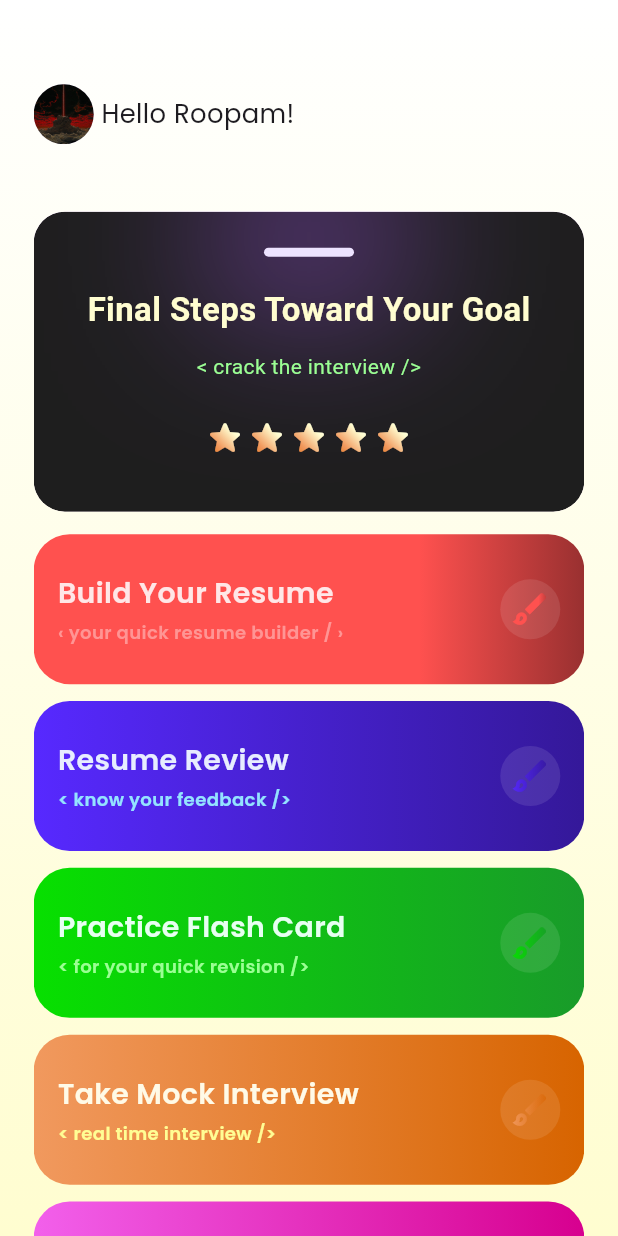
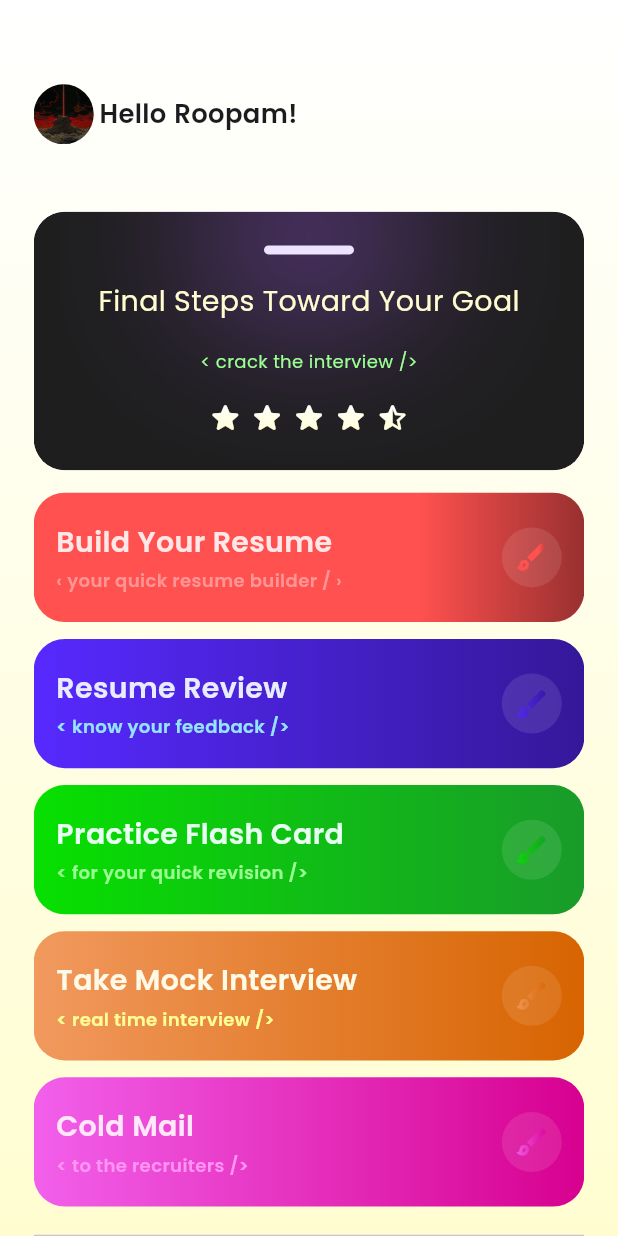
Before and after one commit to Redvey/InterView, a Flutter app: the screen it shows after launch, on a phone screen of 412 x 824 dp. Run offline on Flutter 3.47's test engine with Material 3 defaults, Android fonts, the phone set to English and light mode, and no system bars; our stand-ins replace file_picker, flutter_screenutil, go_router, smooth_page_indicator; missing offline and left inert: blobs.

Commit message:
12:refactor: replaced all hardcoded values in Home Screens and widgets with AppSizes and theme constants for better scalability and responsiveness

```diff
--- a/lib/app/themes/text_styles.dart
+++ b/lib/app/themes/text_styles.dart
@@ -28,7 +28,7 @@ class AppTextStyles {
   static final welcome = TextStyle(
     fontFamily: AppFonts.poppins,
     fontSize: AppSizes.fontSizeMd,
-    fontWeight: FontWeight.w400,
+    fontWeight: FontWeight.w600,
   );
 
   static final featureTitle = TextStyle(
@@ -65,6 +65,18 @@ class AppTextStyles {
     fontWeight: FontWeight.w400,
     color: AppColors.blackLight,
   );
+  static final welcomeCardFinal = TextStyle(
+    color: AppColors.backgroundYellow,
+    fontFamily: AppFonts.poppins,
+    fontSize: AppSizes.fontSizeLg,
+    fontWeight: FontWeight.w400,
+  );
+  static final crackIt = TextStyle(
+    color: AppColors.textGreen,
+    fontFamily: AppFonts.poppins,
+    fontSize: AppSizes.fontSizeSm,
+    fontWeight: FontWeight.w400,
+  );
 
 
 
--- a/lib/core/constants/colors.dart
+++ b/lib/core/constants/colors.dart
@@ -6,6 +6,7 @@ class AppColors{
   //background
   static const backgroundYellow = Color(0xFFFFFDD0);
   static const backgroundWhite = Color(0xFFFFFFFF);
+  static final cardOverlay = backgroundWhite.withAlpha(26);
   static const backgroundRed = Color(0xFF993030);
   static const backgroundRedPink = Color(0xFFFF514F);
   static const backgroundBlue = Color(0xFF341899);
@@ -19,6 +20,7 @@ class AppColors{
 
   //widget background
   static const purple = Color(0xFFB05CFF);
+  static final purpleOverlay = purple.withAlpha(107);
   static const purpleLight = Color(0xFFE8D0FF);
 
   // Gradient background
--- a/lib/core/constants/sizes.dart
+++ b/lib/core/constants/sizes.dart
@@ -1,3 +1,5 @@
+
+
 import 'package:flutter_screenutil/flutter_screenutil.dart';
 
 class AppSizes {
@@ -5,6 +7,20 @@ class AppSizes {
   static double md = 16.w;
   static double lg = 24.w;
   static double xl = 60.w;
+
+  //icons size
+  static double star = 28.sp;
+
+  //blur radius & spread radius
+  static double welcomeBlur = 40;
+  static double welcomeSpread = 2;
+  static double glowBlur = 100;
+  static double glowSpread = 25;
+
+  //glow bar sizes
+  static double glowH = 6;
+  static double glowW = 60;
+  static double glowB = 3;
 
   // Font sizes
   static double fontSizeSs = 12.sp;
@@ -23,11 +39,17 @@ class AppSizes {
   // Image sizes
   static double imageThumbSize = 80.w;
 
+  //off sets
+  static final double shadowOffsetY = -10.0.h;
+  static final double zero = 0.h;
+
+
   // Spacing
   static double defaultSpace = 12.w;
   static double spaceBtwItems = 16.w;
   static double spaceBtwFields = 20.w;
   static double spaceBtwSections = 48.w;
+  static double headSubhead = 4.w;
 
   // Border radius
   static double borderRadiusSm = 4.r;
@@ -45,4 +67,12 @@ class AppSizes {
   // Input field
   static double inputFieldRadius = 12.r;
   static double spaceBtwInputFields = 16.h;
+
+  //welcome card
+  static double adCard = 200.h;
+  static double featureCard = 100.h;
+
+  // Star Rating
+  static double starSpacing = 4.w;
+  static int maxStars = 5;
 }
--- a/lib/core/constants/strings.dart
+++ b/lib/core/constants/strings.dart
@@ -3,6 +3,7 @@ class AppStrings {
   static const name = "Roopam!";
 
   static const crackIt = "< crack the interview />";
+  static const finalSteps = "Final Steps Toward Your Goal";
 
   //Card-Text
   static const buildYourResumeTitle = "Build Your Resume";
--- a/lib/features/home/screens/home_screen.dart
+++ b/lib/features/home/screens/home_screen.dart
@@ -88,23 +88,14 @@ class HomeScreen extends StatelessWidget {
                   colorBg: AppColors.textPurple,
                 ),
 
-                // Pagination Dots
-                Row(
-                  mainAxisAlignment: MainAxisAlignment.center,
-                  children: List.generate(
-                    3,
-                    (_) => const Padding(
-                      padding: EdgeInsets.symmetric(horizontal: 4),
-                      child: CircleAvatar(radius: 5),
-                    ),
-                  ),
-                ),
+                //Ads
+                Divider(),
 
                  SizedBox(height: AppSizes.defaultSpace),
 
                 // Google Ad Container
                 Container(
-                  height: 200,
+                  height: AppSizes.adCard,
                   width: double.infinity,
                   decoration: BoxDecoration(
                     borderRadius: BorderRadius.circular(
--- a/lib/features/home/widgets/feature_container.dart
+++ b/lib/features/home/widgets/feature_container.dart
@@ -1,4 +1,6 @@
 import 'package:flutter/material.dart';
+import 'package:interview/core/constants/colors.dart';
+import 'package:interview/core/constants/sizes.dart';
 import '../../../app/themes/text_styles.dart';
 
 class FeatureContainer extends StatelessWidget {
@@ -23,13 +25,13 @@ class FeatureContainer extends StatelessWidget {
   Widget build(BuildContext context) {
     return Container(
       decoration: BoxDecoration(
-        borderRadius: BorderRadius.circular(24),
+        borderRadius: BorderRadius.circular(AppSizes.borderRadiusLg),
         gradient: gradient,
       ),
-      height: 100,
+      height: AppSizes.featureCard,
       width: double.infinity,
       child: Padding(
-        padding: const EdgeInsets.all(16.0),
+        padding:  EdgeInsets.all(AppSizes.md),
         child: Row(
           mainAxisAlignment: MainAxisAlignment.spaceBetween,
           children: [
@@ -39,19 +41,19 @@ class FeatureContainer extends StatelessWidget {
               mainAxisAlignment: MainAxisAlignment.center,
               children: [
                 Text(title, style: AppTextStyles.heading(color: color)),
-                const SizedBox(height: 4),
+                 SizedBox(height: AppSizes.headSubhead),
                 Text(subTitle, style: AppTextStyles.subheading(color: colorBg)),
               ],
             ),
             // Icon
             CircleAvatar(
-              backgroundColor: Colors.white.withAlpha(26),
+              backgroundColor: AppColors.cardOverlay,
               child: ShaderMask(
                 shaderCallback: (bounds) => gradient.createShader(bounds),
                 child: Icon(
                   icon,
-                  size: 28,
-                  color: Colors.white,
+                  size: AppSizes.star,
+                  color: AppColors.backgroundWhite,
                 ),
               ),
             ),
--- a/lib/features/home/widgets/star_rating.dart
+++ b/lib/features/home/widgets/star_rating.dart
@@ -0,0 +1,44 @@
+import 'package:flutter/material.dart';
+import 'package:interview/core/constants/colors.dart';
+import 'package:interview/core/constants/sizes.dart';
+
+Widget buildStarRating({
+  double? rating,
+  double? iconSize,
+  int? maxStars,
+  Gradient? gradient,
+  double? spacing,
+}) {
+  final List<Widget> stars = [];
+
+  final ratings = rating ?? 5;
+  final iconSizes = iconSize ?? AppSizes.star;
+  final maxedStars = maxStars ?? AppSizes.maxStars;
+  final gradient0 = gradient ?? AppColors.backgroundGradient;
+  final spacing0 = spacing ?? AppSizes.starSpacing;
+
+  for (int i = 0; i < maxedStars; i++) {
+    if (i > 0) stars.add(SizedBox(width: spacing0));
+
+    if (i + 1 <= ratings) {
+      stars.add(_buildStar(iconSizes, gradient0, Icons.star_rounded));
+    } else if (i + 0.5 <= ratings) {
+      stars.add(_buildStar(iconSizes, gradient0, Icons.star_half_rounded));
+    } else {
+      stars.add(_buildStar(iconSizes, gradient0, Icons.star_border_rounded));
+    }
+  }
+
+  return Row(
+    mainAxisAlignment: MainAxisAlignment.center,
+    children: stars,
+  );
+}
+
+
+Widget _buildStar(double size, Gradient gradient, IconData icon) {
+  return ShaderMask(
+    shaderCallback: (bounds) => gradient.createShader(bounds),
+    child: Icon(icon, size: size, color: AppColors.backgroundWhite),
+  );
+}
--- a/lib/features/home/widgets/welcome_card.dart
+++ b/lib/features/home/widgets/welcome_card.dart
@@ -1,5 +1,7 @@
 import 'package:flutter/material.dart';
+import 'package:interview/features/home/widgets/star_rating.dart';
 
+import '../../../app/themes/text_styles.dart';
 import '../../../core/constants/colors.dart';
 import '../../../core/constants/sizes.dart';
 import '../../../core/constants/strings.dart';
@@ -12,86 +14,55 @@ class WelcomeCard extends StatelessWidget {
     return ClipRRect(
       borderRadius: BorderRadius.circular(AppSizes.borderRadiusLg),
       child: Container(
-        height: 200,
+        height: AppSizes.adCard,
         width: double.infinity,
-        padding: const EdgeInsets.all(24),
+        padding: EdgeInsets.all(AppSizes.lg),
         decoration: BoxDecoration(
           color: AppColors.blackLight,
           borderRadius: BorderRadius.circular(AppSizes.borderRadiusLg),
           boxShadow: [
             BoxShadow(
-              color: AppColors.purple.withAlpha(107),
-              blurRadius: 40,
-              offset: const Offset(0, -10),
-              spreadRadius: 2,
+              color: AppColors.purpleOverlay,
+              blurRadius: AppSizes.welcomeBlur,
+              offset:  Offset(AppSizes.zero, AppSizes.shadowOffsetY),
+              spreadRadius: AppSizes.welcomeSpread,
             ),
           ],
         ),
         child: Column(
+          mainAxisAlignment: MainAxisAlignment.spaceBetween,
           children: [
             // Top Glow Bar
             Container(
-              width: 60,
-              height: 6,
+              width: AppSizes.glowW,
+              height: AppSizes.glowH,
               decoration: BoxDecoration(
                 color: AppColors.otherForm,
-                borderRadius: BorderRadius.circular(3),
+                borderRadius: BorderRadius.circular(AppSizes.glowB),
                 boxShadow: [
                   BoxShadow(
                     color: AppColors.purple,
-                    blurRadius: 100,
-                    offset: const Offset(0, -10),
-                    spreadRadius: 25,
+                    blurRadius: AppSizes.glowBlur,
+                    offset: Offset(AppSizes.zero, AppSizes.shadowOffsetY),
+                    spreadRadius: AppSizes.glowSpread,
                   ),
                 ],
               ),
             ),
-            const SizedBox(height: 20),
-            const Text(
-              "Final Steps Toward Your Goal",
-              style: TextStyle(
-                color: AppColors.backgroundYellow,
-                fontSize: 22,
-                fontWeight: FontWeight.bold,
-              ),
-            ),
-            const SizedBox(height: 12),
+
+            Text(AppStrings.finalSteps, style: AppTextStyles.welcomeCardFinal),
+
             Text(
               AppStrings.crackIt,
-              style: TextStyle(color: AppColors.textGreen),
+              style: AppTextStyles.crackIt,
               textAlign: TextAlign.center,
             ),
-            const SizedBox(height: 24),
-            buildStarRating(
-              rating: 4.5,
-              gradient: AppColors.starGradient
-            ),
+
+            ///To Do
+            buildStarRating(rating: 4.5),
           ],
         ),
       ),
     );
   }
-
-  Widget buildStarRating({
-    required double rating,
-    double iconSize = 28,
-    int maxStars = 5,
-    Gradient gradient = AppColors.backgroundGradient,
-  }) {
-    final List<Widget> stars = [];
-
-    for (int i = 0; i < maxStars; i++) {
-      stars.add(
-        ShaderMask(
-          shaderCallback: (bounds) => gradient.createShader(bounds),
-          child: Icon(Icons.star_rounded, size: iconSize, color: Colors.white),
-        ),
-      );
-    }
-
-    return Row(
-      mainAxisAlignment: MainAxisAlignment.center,
-      children: stars,
-    );
-  }
 }
--- a/lib/features/home/widgets/welcome_message.dart
+++ b/lib/features/home/widgets/welcome_message.dart
@@ -1,4 +1,5 @@
 import 'package:flutter/material.dart';
+import 'package:interview/core/constants/sizes.dart';
 import 'package:interview/core/constants/strings.dart';
 import 'package:interview/app/themes/text_styles.dart';
 import 'package:interview/features/widgets/profile_avatar.dart';
@@ -14,7 +15,7 @@ class WelcomeMessage extends StatelessWidget {
       children: [
 
         ProfileAvatar(),
-        SizedBox(width: 5,),
+        SizedBox(width: AppSizes.headSubhead,),
         Text(AppStrings.hi,style: AppTextStyles.welcome,),
         SizedBox(width: 5,),
         Text(AppStrings.name,style: AppTextStyles.welcome,),
```
